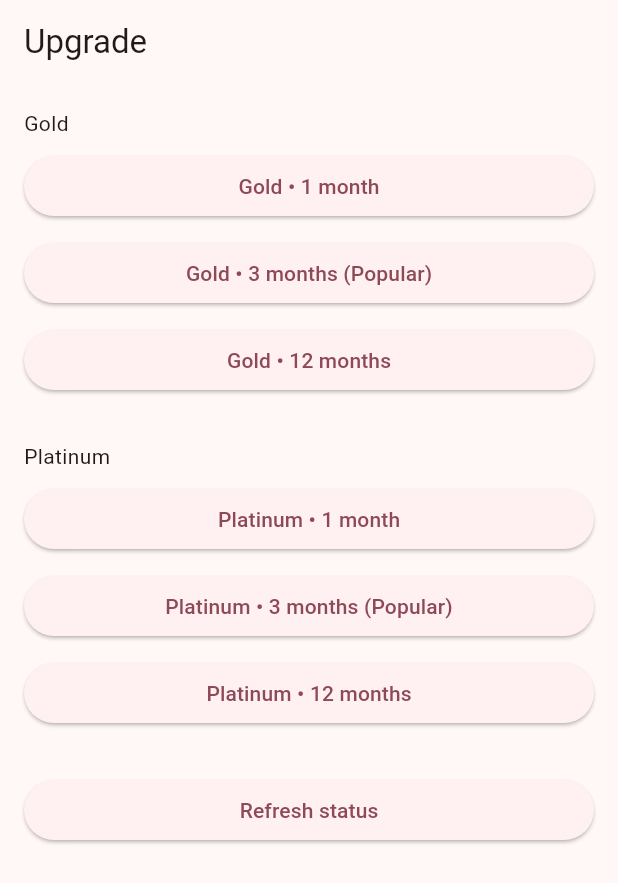
After one commit to hkibret/FetaDatingApp, a Flutter app: the UpgradePage screen opened by its route, on a phone screen of 412 x 824 dp. The commit adds this screen. Shown: the top 883 px of the screen. Run offline on Flutter 3.47's test engine with Material 3 defaults, Android fonts, the phone set to English and light mode, and no system bars; our stand-ins replace dio, flutter_riverpod, flutter_secure_storage, go_router, hive_flutter, image_picker and 1 more; accounts and stored records are empty.

Commit message:
made updates

```diff
--- /dev/null
+++ b/lib/billing/billing_models.dart
@@ -0,0 +1,57 @@
+class ActiveSubscription {
+  final String provider;
+  final String status;
+  final String? planId;
+  final DateTime? currentPeriodEnd;
+  final bool cancelAtPeriodEnd;
+
+  ActiveSubscription({
+    required this.provider,
+    required this.status,
+    required this.planId,
+    required this.currentPeriodEnd,
+    required this.cancelAtPeriodEnd,
+  });
+
+  factory ActiveSubscription.fromJson(Map<String, dynamic> json) {
+    return ActiveSubscription(
+      provider: (json['provider'] as String?) ?? '',
+      status: (json['status'] as String?) ?? '',
+      planId: json['plan_id'] as String?,
+      currentPeriodEnd: json['current_period_end'] == null
+          ? null
+          : DateTime.parse(json['current_period_end'] as String),
+      cancelAtPeriodEnd: (json['cancel_at_period_end'] as bool?) ?? false,
+    );
+  }
+
+  bool get isActive => status == 'active' || status == 'trialing';
+}
+
+class Entitlement {
+  final String entitlement;
+  final dynamic value; // jsonb
+  final String planId;
+  final String status;
+  final DateTime? currentPeriodEnd;
+
+  Entitlement({
+    required this.entitlement,
+    required this.value,
+    required this.planId,
+    required this.status,
+    required this.currentPeriodEnd,
+  });
+
+  factory Entitlement.fromJson(Map<String, dynamic> json) {
+    return Entitlement(
+      entitlement: (json['entitlement'] as String?) ?? '',
+      value: json['value'],
+      planId: (json['plan_id'] as String?) ?? '',
+      status: (json['status'] as String?) ?? '',
+      currentPeriodEnd: json['current_period_end'] == null
+          ? null
+          : DateTime.parse(json['current_period_end'] as String),
+    );
+  }
+}
--- /dev/null
+++ b/lib/features/billing/upgrade_page.dart
@@ -0,0 +1,82 @@
+import 'package:flutter/material.dart';
+import 'package:flutter_riverpod/flutter_riverpod.dart';
+
+import '../../billing/billing_providers.dart';
+import '../../billing/billing_repo.dart';
+import '../../billing/billing_service.dart';
+
+class UpgradePage extends ConsumerWidget {
+  const UpgradePage({super.key});
+
+  @override
+  Widget build(BuildContext context, WidgetRef ref) {
+    final repo = ref.read(billingRepoProvider);
+    final service = BillingService();
+
+    return Scaffold(
+      appBar: AppBar(title: const Text('Upgrade')),
+      body: ListView(
+        padding: const EdgeInsets.all(16),
+        children: [
+          const Text('Gold'),
+          const SizedBox(height: 8),
+          _buy(context, repo, service, 'gold_1m', 'Gold • 1 month'),
+          _buy(context, repo, service, 'gold_3m', 'Gold • 3 months (Popular)'),
+          _buy(context, repo, service, 'gold_12m', 'Gold • 12 months'),
+
+          const SizedBox(height: 20),
+          const Text('Platinum'),
+          const SizedBox(height: 8),
+          _buy(context, repo, service, 'platinum_1m', 'Platinum • 1 month'),
+          _buy(
+            context,
+            repo,
+            service,
+            'platinum_3m',
+            'Platinum • 3 months (Popular)',
+          ),
+          _buy(context, repo, service, 'platinum_12m', 'Platinum • 12 months'),
+
+          const SizedBox(height: 20),
+
+          ElevatedButton(
+            onPressed: () {
+              ref.invalidate(myActiveSubscriptionProvider);
+              ref.invalidate(myEntitlementsProvider);
+              ref.invalidate(isPremiumProvider);
+              ScaffoldMessenger.of(context).showSnackBar(
+                const SnackBar(content: Text('Refreshed subscription status')),
+              );
+            },
+            child: const Text('Refresh status'),
+          ),
+        ],
+      ),
+    );
+  }
+
+  Widget _buy(
+    BuildContext context,
+    BillingRepo repo,
+    BillingService service,
+    String priceKey,
+    String label,
+  ) {
+    return Padding(
+      padding: const EdgeInsets.only(bottom: 10),
+      child: ElevatedButton(
+        onPressed: () async {
+          try {
+            final url = await repo.createCheckoutUrl(priceKey: priceKey);
+            await service.openExternalUrl(url);
+          } catch (e) {
+            ScaffoldMessenger.of(
+              context,
+            ).showSnackBar(SnackBar(content: Text('Checkout failed: $e')));
+          }
+        },
+        child: Text(label),
+      ),
+    );
+  }
+}
--- a/lib/router.dart
+++ b/lib/router.dart
@@ -27,6 +27,11 @@ import 'features/profile/ui/edit_profile_page.dart';
 
 import 'features/onboarding/onboarding_page.dart';
 
+// ✅ Billing (Stripe upgrade flow)
+import 'features/billing/upgrade_page.dart';
+import 'features/billing/upgrade_success_page.dart';
+import 'features/billing/upgrade_cancel_page.dart';
+
 final appRouterProvider = Provider<GoRouter>((ref) {
   final refresh = ref.watch(goRouterRefreshProvider);
 
@@ -55,16 +60,29 @@ final appRouterProvider = Provider<GoRouter>((ref) {
       final goingToForgot = isRoute(state, '/forgot-password');
       final goingToOnboarding = isRoute(state, '/onboarding');
 
+      // ✅ Billing routes (Stripe redirect pages)
+      final goingToUpgrade = isRoute(state, '/upgrade');
+      final goingToUpgradeSuccess = isRoute(state, '/upgrade/success');
+      final goingToUpgradeCancel = isRoute(state, '/upgrade/cancel');
+
       // 🚨 Never block auth callback (Supabase PKCE needs this route)
       if (goingToAuthCallback) return null;
 
       // 🚨 Always allow reset-password page (recovery flow)
       if (goingToReset) return null;
 
+      // ✅ Always allow Stripe success/cancel pages (even if logged out)
+      // This prevents redirect loops if the user returns from Stripe and session isn't loaded yet.
+      if (goingToUpgradeSuccess || goingToUpgradeCancel) return null;
+
       // --- LOGGED OUT ---
       if (!loggedIn) {
         // ✅ Block onboarding if logged out (prevents "Not logged in" on submit)
         if (goingToOnboarding) return '/login';
+
+        // ✅ Allow Upgrade page if logged out? (optional)
+        // Typically you want login first before checkout so we can attach user_id in metadata.
+        if (goingToUpgrade) return '/login';
 
         final allowed =
             goingToWelcome || goingToLogin || goingToRegister || goingToForgot;
@@ -79,6 +97,12 @@ final appRouterProvider = Provider<GoRouter>((ref) {
         // Allow forgot/reset pages even if logged in (safe)
         if (goingToForgot || goingToReset || goingToAuthCallback) return null;
 
+        // ✅ Allow Stripe success/cancel even during onboarding
+        if (goingToUpgradeSuccess || goingToUpgradeCancel) return null;
+
+        // Optional: allow Upgrade page during onboarding (usually fine)
+        if (goingToUpgrade) return null;
+
         if (!goingToOnboarding) return '/onboarding';
         return null;
       }
@@ -86,8 +110,9 @@ final appRouterProvider = Provider<GoRouter>((ref) {
       // 2) Onboarding done: keep them out of onboarding/auth landing
       if (onboardingDone) {
         if (goingToOnboarding) return '/discover';
-        if (goingToWelcome || goingToLogin || goingToRegister)
+        if (goingToWelcome || goingToLogin || goingToRegister) {
           return '/discover';
+        }
       }
 
       return null;
@@ -122,6 +147,20 @@ final appRouterProvider = Provider<GoRouter>((ref) {
       GoRoute(
         path: '/reset-password',
         builder: (context, state) => const ResetPasswordPage(),
+      ),
+
+      // ✅ Billing (Stripe)
+      GoRoute(
+        path: '/upgrade',
+        builder: (context, state) => const UpgradePage(),
+      ),
+      GoRoute(
+        path: '/upgrade/success',
+        builder: (context, state) => const UpgradeSuccessPage(),
+      ),
+      GoRoute(
+        path: '/upgrade/cancel',
+        builder: (context, state) => const UpgradeCancelPage(),
       ),
 
       // Onboarding
--- a/pubspec.yaml
+++ b/pubspec.yaml
@@ -46,6 +46,8 @@ dependencies:
   state_notifier: ^1.0.0
   supabase_flutter: ^2.12.0
   image_picker: ^1.1.2
+  #flutter_riverpod: ^2.5.1
+  url_launcher: ^6.3.0
 
 
 dev_dependencies:
```
Also changed, not shown: lib/billing/billing_providers.dart (added, +28 -0 lines), lib/billing/billing_repo.dart (added, +68 -0 lines), lib/billing/billing_service.dart (added, +11 -0 lines), lib/billing/entitlements_gate.dart (added, +9 -0 lines), lib/billing/upgrade_page.dart (added, +129 -0 lines), lib/features/billing/upgrade_cancel_page.dart (added, +25 -0 lines), lib/features/billing/upgrade_success_page.dart (added, +61 -0 lines), pubspec.lock.
